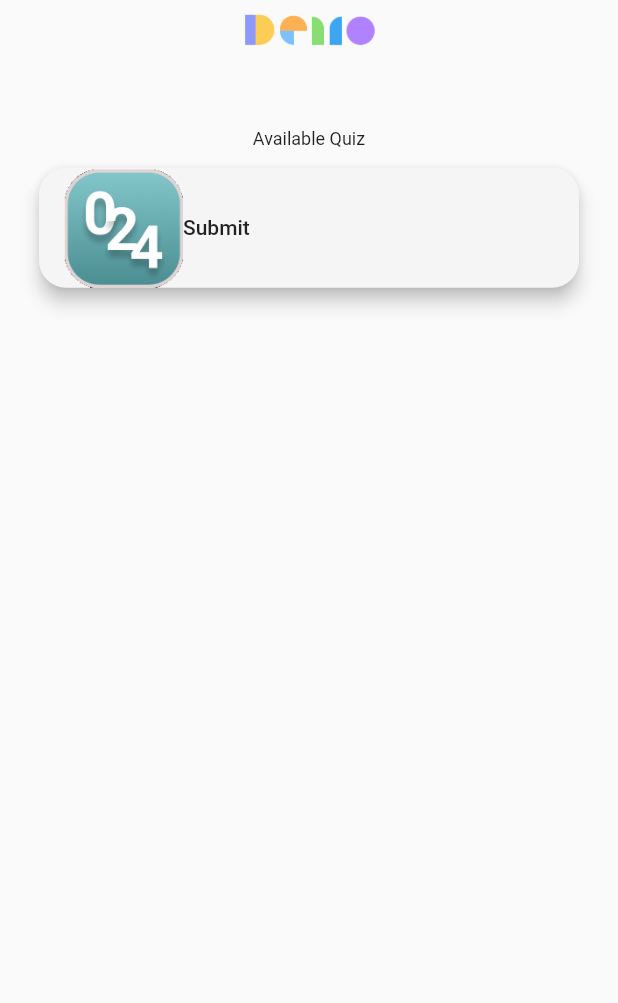
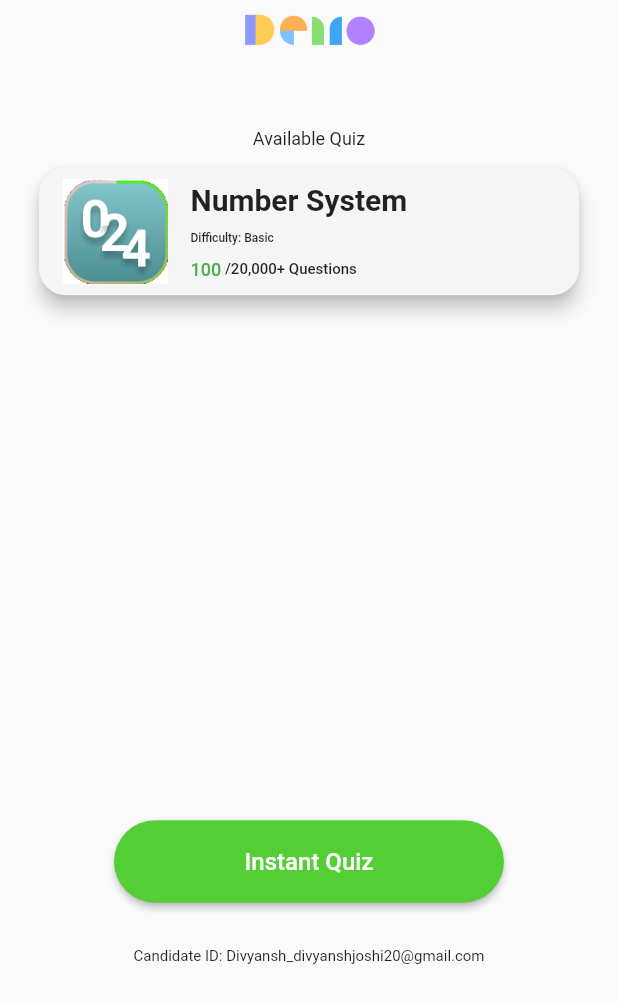
Before and after one commit to archrave/Demo-Quiz-App, a Flutter app: the screen it shows after launch, on a phone screen of 412 x 824 dp. Shown: the top 1003 px of the screen. Run offline on Flutter 3.47's test engine with Material 2 defaults, Android fonts, the phone set to English and light mode, and no system bars.

Commit message:
Completed HomeScreen UI

```diff
--- a/lib/main.dart
+++ b/lib/main.dart
@@ -29,7 +29,7 @@ class MyApp extends StatelessWidget {
     return MaterialApp(
       title: 'Domo Quiz',
       theme: ThemeData(
-          primarySwatch: Colors.blue,
+          primaryColor: Color(0xFF53CE34),
           accentColor: Color(0xFFF6F5F5),
           textTheme: TextTheme(
             title: TextStyle(fontWeight: FontWeight.w700, fontSize: 20),
--- a/lib/screens/home_screen.dart
+++ b/lib/screens/home_screen.dart
@@ -37,7 +37,7 @@ class HomeScreen extends StatelessWidget {
           ),
           Container(
             width: 360,
-            height: 80,
+            height: 85,
             child: RaisedButton(
                 elevation: 5,
                 color: Color(0xFFF6F5F5),
@@ -46,13 +46,63 @@ class HomeScreen extends StatelessWidget {
                 ),
                 child: Row(
                   children: [
-                  Image.asset('images/024_logo.png'),
-                  Text('Submit'),
+                    Image.asset(
+                      'images/024_logo.png',
+                      height: 70,
+                    ),
+                    Padding(
+                      padding: const EdgeInsets.symmetric(
+                          horizontal: 15.0, vertical: 5),
+                      child: Column(
+                        mainAxisAlignment: MainAxisAlignment.spaceAround,
+                        crossAxisAlignment: CrossAxisAlignment.start,
+                        children: [
+                          Text(
+                            'Number System',
+                            style: Theme.of(context).textTheme.title,
+                          ),
+                          Text(
+                            'Difficulty: Basic',
+                            style: TextStyle(fontSize: 8),
+                          ),
+                          Row(
+                            children: [
+                              Text(
+                                '100',
+                                style: TextStyle(
+                                    fontSize: 12, color: Colors.green),
+                              ),
+                              Text(
+                                ' /20,000+ Questions',
+                                style: TextStyle(fontSize: 10),
+                              )
+                            ],
+                          )
                         ],
                       ),
-              onPressed: () {},
                     ),
+                  ],
                 ),
+                onPressed: () => loadQuiz(context)),
+          ),
+          SizedBox(height: 350),
+          Container(
+              width: 260,
+              height: 55,
+              child: RaisedButton(
+                onPressed: () => loadQuiz(context),
+                color: Theme.of(context).primaryColor,
+                shape: RoundedRectangleBorder(
+                  borderRadius: BorderRadius.circular(30.0),
+                ),
+                child: Text('Instant Quiz',
+                    style: TextStyle(color: Colors.white, fontSize: 16)),
+              )),
+          SizedBox(height: 30),
+          Text(
+            'Candidate ID: Divyansh_divyanshjoshi20@gmail.com',
+            style: TextStyle(fontSize: 10),
+          )
         ],
       ),
     );
--- a/pubspec.yaml
+++ b/pubspec.yaml
@@ -48,6 +48,7 @@ flutter:
   assets:
     - images/domo_logo.png
     - images/024_logo.png
+    - images/024quiz_logo.png
 
   # An image asset can refer to one or more resolution-specific "variants", see
   # https://flutter.dev/assets-and-images/#resolution-aware.
```
Also changed, not shown: images/024_logo.png, images/024quiz_logo.png (added). Lines whose indentation alone changed are shown as unchanged.
